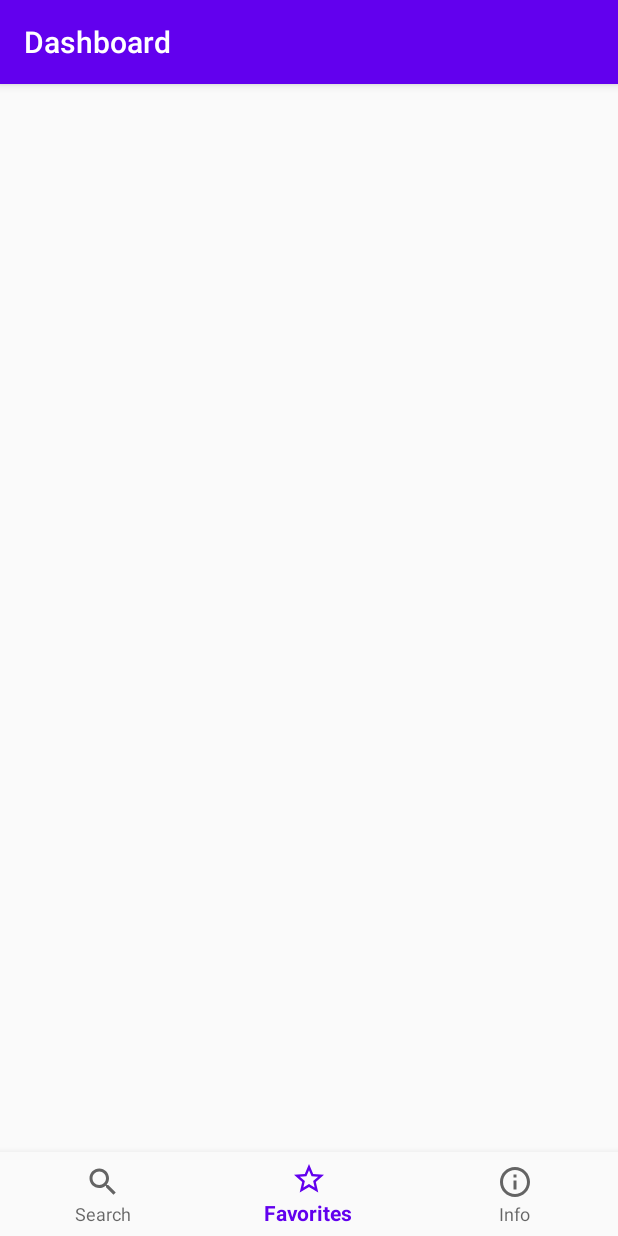
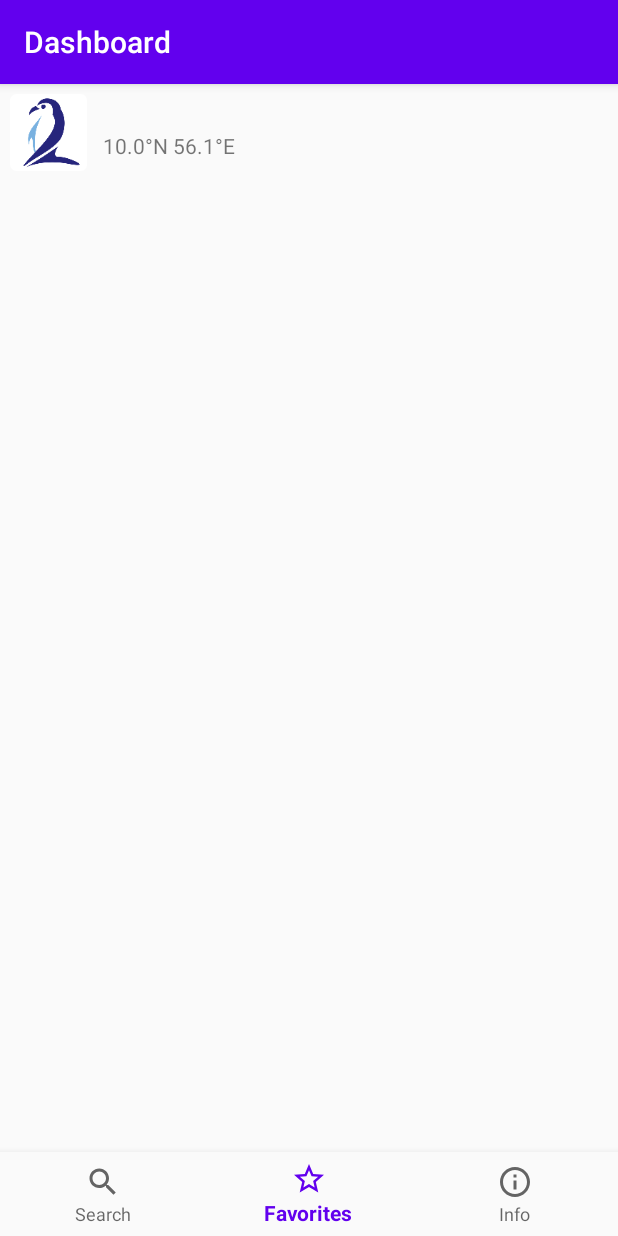
Before and after one commit to edwardj4747/ICESat-2-Android-App, an Android app: the MapFragment screen opened through its navigation route, item 2 of the bottom bar chosen, on a phone screen of 412 x 824 dp. Run offline under Robolectric (Android 15) with nearby library versions, the phone set to English and light mode, and no system bars; our stand-ins replace Room's generated code, navigation-ui; 9 statements that could not run were skipped.

Commit message:
Created recycler view to display favorites

```diff
--- /dev/null
+++ b/app/src/main/java/gov/nasa/gsfc/icesat2/icesat_2/FavoritesAdapter.kt
@@ -0,0 +1,32 @@
+package gov.nasa.gsfc.icesat2.icesat_2
+
+import android.view.LayoutInflater
+import android.view.View
+import android.view.ViewGroup
+import android.widget.TextView
+import androidx.recyclerview.widget.RecyclerView
+import gov.nasa.gsfc.icesat2.icesat_2.favoritesdb.FavoritesEntry
+
+class FavoritesAdapter(private val allFavorites: List<FavoritesEntry>) : RecyclerView.Adapter<FavoritesAdapter.FavoritesHolder>() {
+
+    inner class FavoritesHolder(private val view: View) : RecyclerView.ViewHolder(view){
+        var textViewDateTime: TextView = view.findViewById(R.id.textViewDateTime)
+        var textViewLatLng: TextView = view.findViewById(R.id.textViewLatLng)
+    }
+
+    override fun onCreateViewHolder(parent: ViewGroup, viewType: Int): FavoritesHolder {
+        val view = LayoutInflater.from(parent.context).inflate(R.layout.location_list_ticket, parent, false)
+        return FavoritesHolder(view)
+    }
+
+
+    override fun onBindViewHolder(holder: FavoritesHolder, position: Int) {
+        val favorite = allFavorites[position]
+        holder.textViewDateTime.text = favorite.dateString
+        holder.textViewLatLng.text =  "${favorite.lat}${0x00B0.toChar()}N ${favorite.lng}${0x00B0.toChar()}E"
+    }
+
+    override fun getItemCount(): Int {
+        return allFavorites.size
+    }
+}
--- a/app/src/main/java/gov/nasa/gsfc/icesat2/icesat_2/MarkerSelectedFragment.kt
+++ b/app/src/main/java/gov/nasa/gsfc/icesat2/icesat_2/MarkerSelectedFragment.kt
@@ -6,6 +6,9 @@ import android.view.View
 import android.view.ViewGroup
 import android.widget.Toast
 import androidx.fragment.app.Fragment
+import androidx.lifecycle.ViewModelProviders
+import gov.nasa.gsfc.icesat2.icesat_2.favoritesdb.FavoritesEntry
+import gov.nasa.gsfc.icesat2.icesat_2.ui.favorites.FavoritesViewModel
 import kotlinx.android.synthetic.main.fragment_marker_selected.*
 
 // TODO: Rename parameter arguments, choose names that match
@@ -19,6 +22,8 @@ private const val ARG_PARAM2 = "param2"
  * create an instance of this fragment.
  */
 class MarkerSelectedFragment : Fragment() {
+
+    private lateinit var favoritesViewModel: FavoritesViewModel
     // TODO: Rename and change types of parameters
     private var dateString: String = ""
     private var timeString: String = ""
@@ -42,6 +47,9 @@ class MarkerSelectedFragment : Fragment() {
     override fun onActivityCreated(savedInstanceState: Bundle?) {
         super.onActivityCreated(savedInstanceState)
 
+        favoritesViewModel =
+            ViewModelProviders.of(this).get(FavoritesViewModel::class.java)
+
         textViewDate.text = dateString
         textViewTime.text = timeString
 
@@ -55,6 +63,7 @@ class MarkerSelectedFragment : Fragment() {
                 btnFavorite.setImageResource(R.drawable.ic_shaded_star_24)
                 btnFavorite.tag = "favorite"
                 Toast.makeText(requireContext(), "Need to Add to Favorites", Toast.LENGTH_SHORT).show()
+                favoritesViewModel.insert(FavoritesEntry(dateString, 10.0, 56.1))
             }
 
         }
--- a/app/src/main/java/gov/nasa/gsfc/icesat2/icesat_2/ui/favorites/FavoritesFragment.kt
+++ b/app/src/main/java/gov/nasa/gsfc/icesat2/icesat_2/ui/favorites/FavoritesFragment.kt
@@ -8,14 +8,18 @@ import android.view.ViewGroup
 import androidx.fragment.app.Fragment
 import androidx.lifecycle.Observer
 import androidx.lifecycle.ViewModelProviders
+import androidx.recyclerview.widget.LinearLayoutManager
+import gov.nasa.gsfc.icesat2.icesat_2.FavoritesAdapter
 import gov.nasa.gsfc.icesat2.icesat_2.R
 import gov.nasa.gsfc.icesat2.icesat_2.favoritesdb.FavoritesEntry
+import kotlinx.android.synthetic.main.fragment_favorite.*
 
 private const val TAG = "FavoritesFragment"
 
 class FavoritesFragment : Fragment() {
 
     private lateinit var favoritesViewModel: FavoritesViewModel
+    private lateinit var favoritesList: List<FavoritesEntry>
 
     override fun onCreateView(
             inflater: LayoutInflater,
@@ -28,17 +32,16 @@ class FavoritesFragment : Fragment() {
 
         favoritesViewModel.getAllFavorites().observe(viewLifecycleOwner, Observer {
             Log.d(TAG, "allFavorites $it")
+            favoritesList = it
+            initializeRecyclerView()
         })
 
         return root
     }
 
-    override fun onActivityCreated(savedInstanceState: Bundle?) {
-        super.onActivityCreated(savedInstanceState)
-
-        //testing adding a new favorite
-        val favoritesEntry = FavoritesEntry("Edward is Awesome Date", 40.9, 33.1)
-        favoritesViewModel.insert(favoritesEntry)
-
-    }
+   private fun initializeRecyclerView() {
+       val adapter = FavoritesAdapter(favoritesList)
+      favoriteRecyclerView.adapter = adapter
+       favoriteRecyclerView.layoutManager = LinearLayoutManager(requireContext())
+   }
 }
--- a/app/src/main/res/layout/fragment_favorite.xml
+++ b/app/src/main/res/layout/fragment_favorite.xml
@@ -6,15 +6,14 @@
     android:layout_height="match_parent"
     tools:context=".ui.favorites.FavoritesFragment">
 
-    <TextView
-        android:id="@+id/text_dashboard"
-        android:layout_width="match_parent"
-        android:layout_height="wrap_content"
-        android:layout_marginStart="8dp"
-        android:layout_marginTop="8dp"
-        android:layout_marginEnd="8dp"
-        android:textAlignment="center"
-        android:textSize="20sp"
+    <androidx.recyclerview.widget.RecyclerView
+        android:id="@+id/favoriteRecyclerView"
+        android:layout_width="0dp"
+        android:layout_height="0dp"
+        android:layout_marginStart="1dp"
+        android:layout_marginTop="1dp"
+        android:layout_marginEnd="1dp"
+        android:layout_marginBottom="1dp"
         app:layout_constraintBottom_toBottomOf="parent"
         app:layout_constraintEnd_toEndOf="parent"
         app:layout_constraintStart_toStartOf="parent"
```
